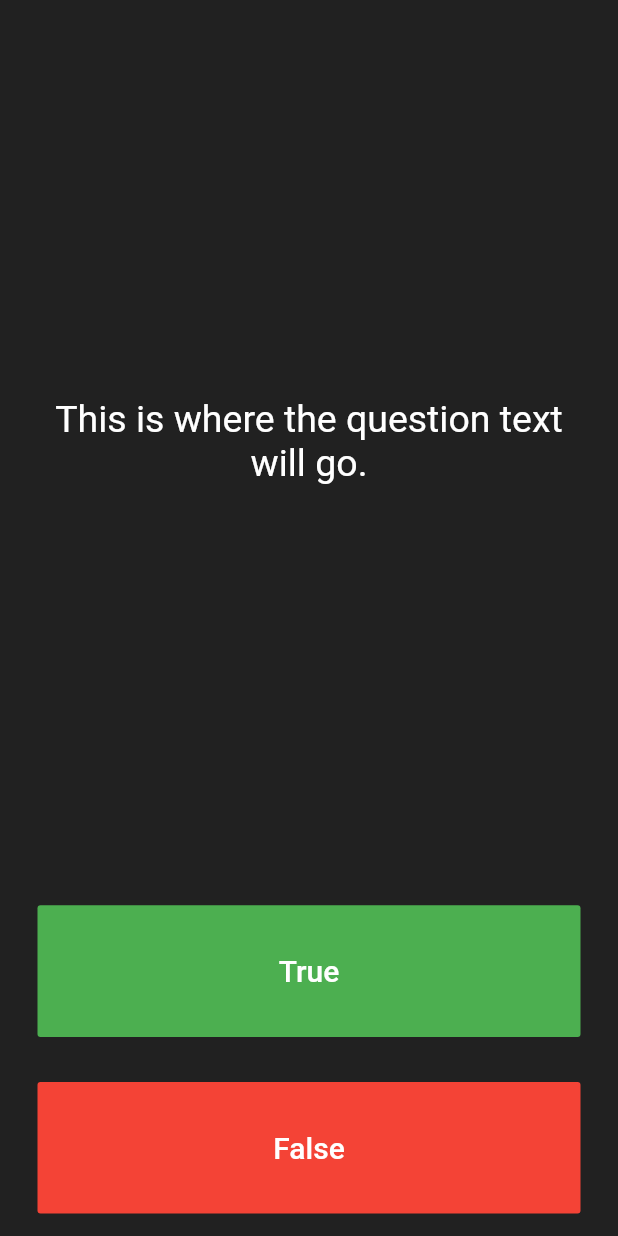
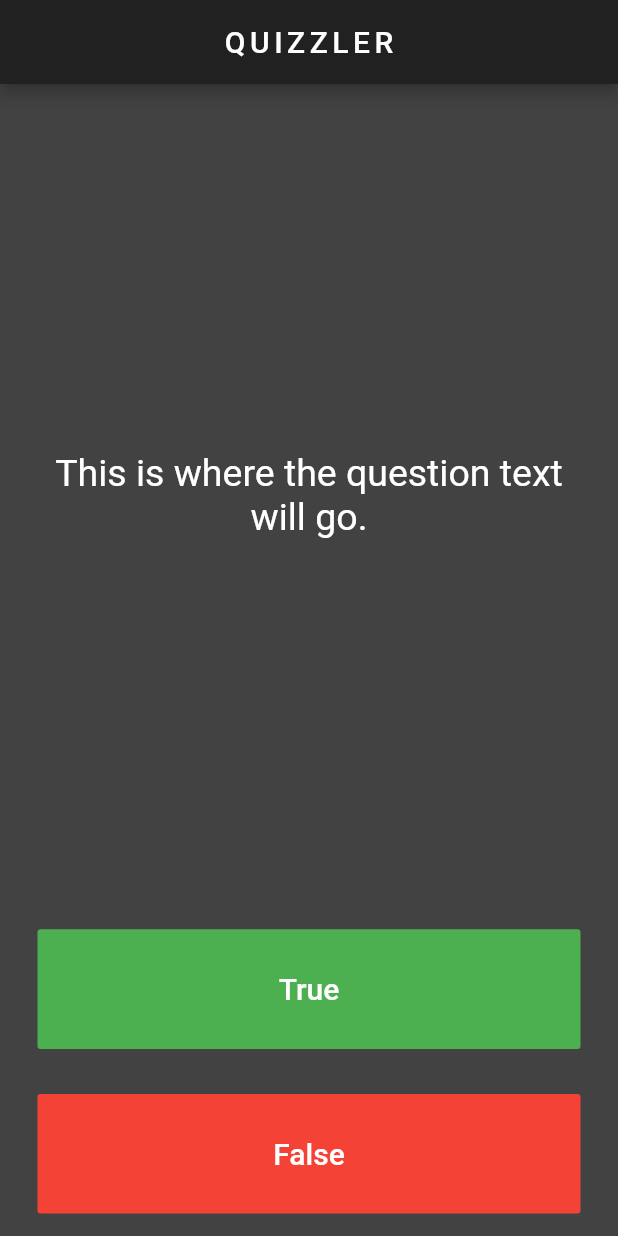
Before and after one commit to AndrewAKG/quizzler, a Flutter app: the screen it shows after launch, on a phone screen of 412 x 824 dp. Run offline on Flutter 3.47's test engine with Material 2 defaults, Android fonts, the phone set to English and light mode, and no system bars.

Commit message:
feat: add appbar

```diff
--- a/lib/main.dart
+++ b/lib/main.dart
@@ -7,7 +7,15 @@ class Quizzler extends StatelessWidget {
   Widget build(BuildContext context) {
     return MaterialApp(
       home: Scaffold(
-        backgroundColor: Colors.grey.shade900,
+        backgroundColor: Colors.grey.shade800,
+        appBar: AppBar(
+          title: Text(
+            'QUIZZLER',
+            style: TextStyle(letterSpacing: 3),
+          ),
+          centerTitle: true,
+          backgroundColor: Colors.grey.shade900,
+        ),
         body: SafeArea(
           child: Padding(
             padding: EdgeInsets.symmetric(horizontal: 10.0),
```
Also changed, not shown: 1 other file.
